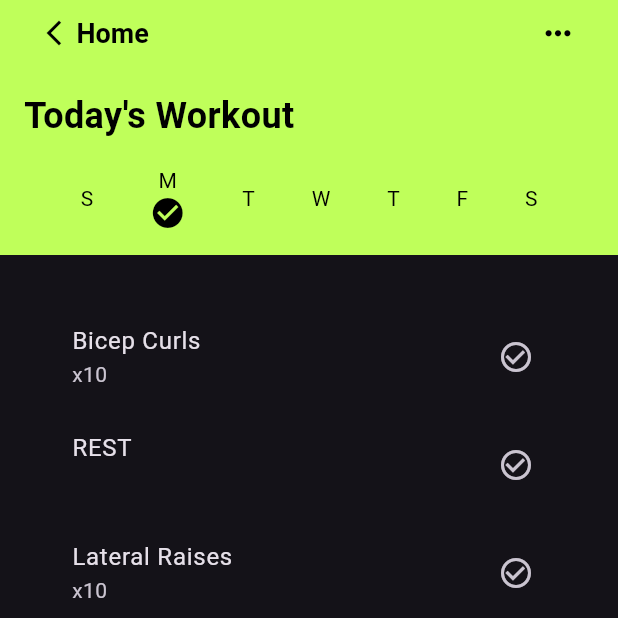
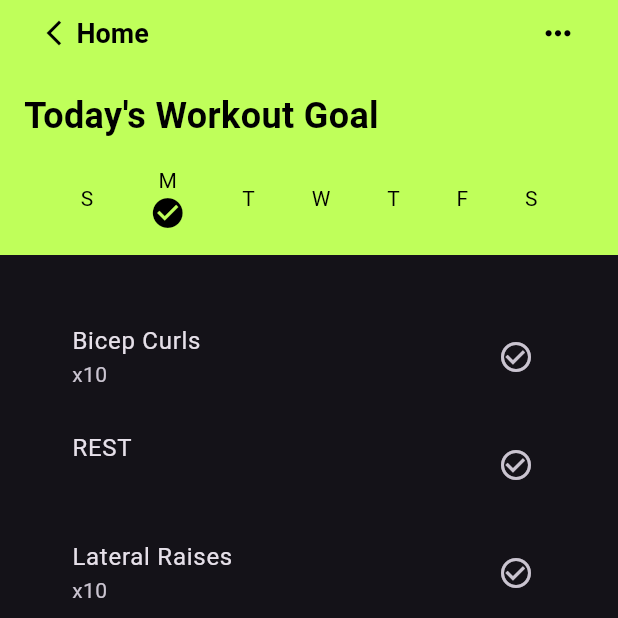
Before and after one commit to JamesMWaller/MobileAndUbiquitousComputing, a Flutter app: the DailyWorkoutPage screen opened directly, on a phone screen of 412 x 824 dp, the top half of it. Run offline on Flutter 3.47's test engine with Material 3 defaults, Android fonts, the phone set to English and light mode, and no system bars; our stand-ins replace curved_navigation_bar, fl_chart, flutter_blue_plus, image_picker, permission_handler; Roboto replaces fonts that are missing (SFPro).

Commit message:
text changes

```diff
--- a/flutter_ble/lib/NavToolBar/Items/daily_workout_page.dart
+++ b/flutter_ble/lib/NavToolBar/Items/daily_workout_page.dart
@@ -53,7 +53,7 @@ class DailyWorkoutPage extends StatelessWidget {
               crossAxisAlignment: CrossAxisAlignment.start,
               children: [
                 Text(
-                  'Today\'s Workout',
+                  'Today\'s Workout Goal',
                   style: TextStyle(
                     fontSize: 24,
                     fontWeight: FontWeight.bold,
```
